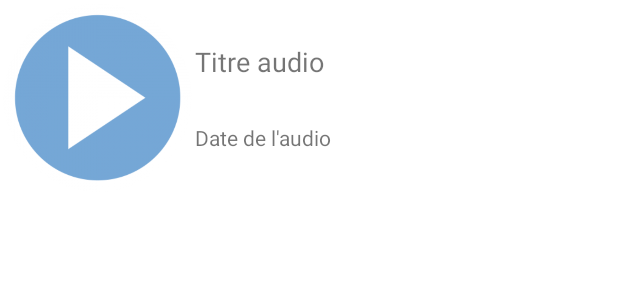
After one commit to Diam-98/Application-enregistreur-audio, an Android app: the layout audio_card_view.xml on its own in the app's theme, with its tools: preview values and no code run, on a phone screen of 412 x 824 dp. The commit adds this screen. Shown: the top 300 px of the screen. Run offline under Robolectric (Android 15) with nearby library versions, the phone set to English and light mode, and no system bars.

Commit message:
Displaying audio on RecyclerView

```diff
--- /dev/null
+++ b/app/src/main/res/layout/audio_card_view.xml
@@ -0,0 +1,43 @@
+<?xml version="1.0" encoding="utf-8"?>
+<androidx.constraintlayout.widget.ConstraintLayout xmlns:android="http://schemas.android.com/apk/res/android"
+    xmlns:app="http://schemas.android.com/apk/res-auto"
+    android:layout_width="match_parent"
+    android:layout_height="wrap_content">
+
+    <ImageView
+        android:id="@+id/audio_image_view"
+        android:layout_width="130dp"
+        android:layout_height="130dp"
+        android:src="@drawable/play_button_icon_png"
+        app:layout_constraintBottom_toBottomOf="parent"
+        app:layout_constraintLeft_toLeftOf="parent"
+        app:layout_constraintTop_toTopOf="parent">
+
+    </ImageView>
+
+    <TextView
+        android:id="@+id/audio_title"
+        android:layout_width="wrap_content"
+        android:layout_height="wrap_content"
+        android:text="Titre audio"
+        android:textSize="18sp"
+        app:layout_constraintBottom_toTopOf="@+id/audio_date"
+        app:layout_constraintLeft_toRightOf="@id/audio_image_view"
+        app:layout_constraintTop_toTopOf="parent"
+        app:layout_constraintVertical_bias="0.5">
+
+    </TextView>
+
+    <TextView
+        android:id="@+id/audio_date"
+        android:layout_width="wrap_content"
+        android:layout_height="wrap_content"
+        android:text="Date de l'audio"
+        app:layout_constraintBottom_toBottomOf="parent"
+        app:layout_constraintLeft_toRightOf="@id/audio_image_view"
+        app:layout_constraintTop_toBottomOf="@+id/audio_title"
+        app:layout_constraintVertical_bias="0.5">
+
+    </TextView>
+
+</androidx.constraintlayout.widget.ConstraintLayout>
--- a/app/src/main/res/layout/player_sheet.xml
+++ b/app/src/main/res/layout/player_sheet.xml
@@ -1,5 +1,6 @@
 <?xml version="1.0" encoding="utf-8"?>
-<androidx.constraintlayout.widget.ConstraintLayout xmlns:android="http://schemas.android.com/apk/res/android"
+<androidx.constraintlayout.widget.ConstraintLayout
+    xmlns:android="http://schemas.android.com/apk/res/android"
     xmlns:app="http://schemas.android.com/apk/res-auto"
     xmlns:tools="http://schemas.android.com/tools"
     android:layout_width="match_parent"
@@ -7,7 +8,8 @@
     app:layout_behavior="com.google.android.material.bottomsheet.BottomSheetBehavior"
     app:behavior_hideable="true"
     app:behavior_peekHeight="50dp"
-    android:layout_height="wrap_content">
+    android:layout_height="wrap_content"
+    android:id="@+id/player_sheet"  >
 
     <LinearLayout
         android:id="@+id/top_sheet"
```
Also changed, not shown: app/src/main/java/com/diam/applicationenregistreuraudio/AudioListFragment.java (+46 -40 lines), app/src/main/java/com/diam/applicationenregistreuraudio/AudioRecyclerAdapter.java (added, +49 -0 lines).
